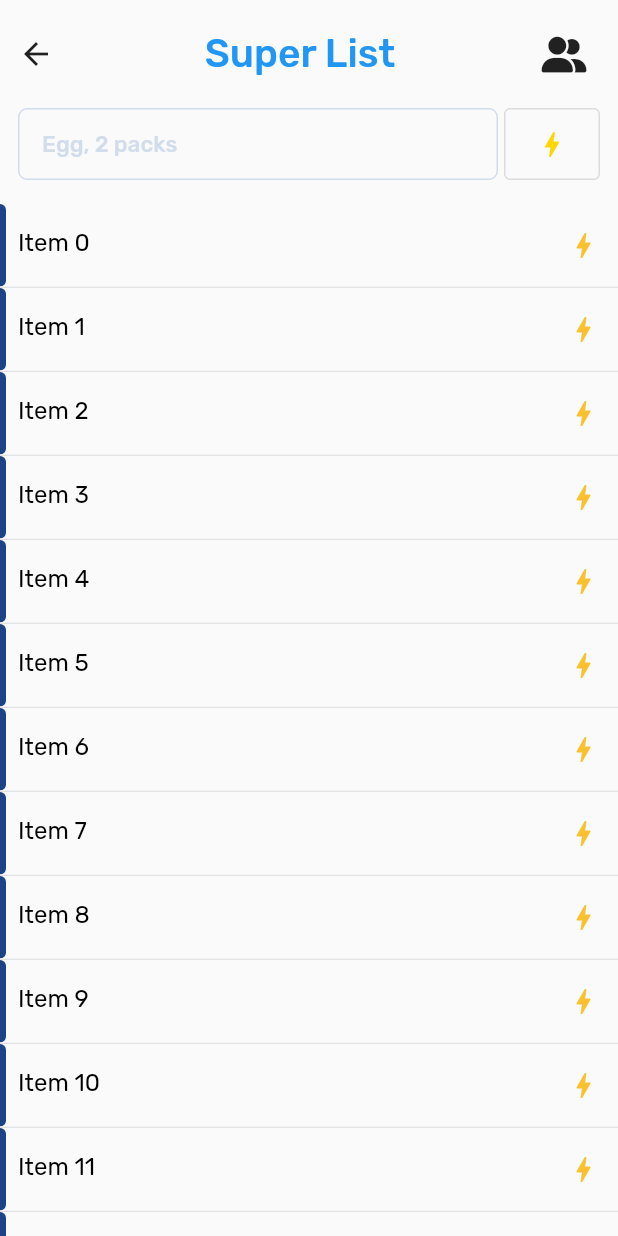
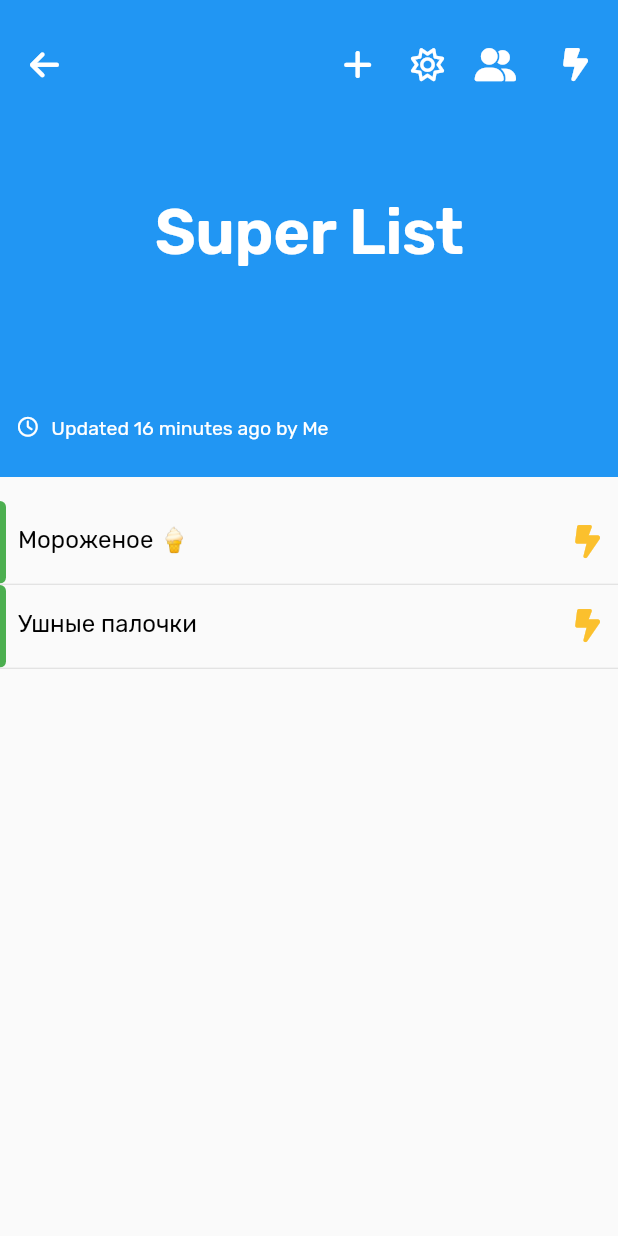
Before and after one commit to muhammadyusuf-kurbonov/buyzer-flutter-app, a Flutter app: the screen it shows after launch, after a tap on "Super List", on a phone screen of 412 x 824 dp. Run offline on Flutter 3.47's test engine with Material 2 defaults, Android fonts, the phone set to English and light mode, and no system bars; our stand-ins replace flutter_slidable, font_awesome_flutter, google_fonts.

Commit message:
items screen is matched with web version

```diff
--- a/lib/header.dart
+++ b/lib/header.dart
@@ -16,7 +16,7 @@ class ListScreenHeader extends StatelessWidget {
         ),
         Text(
           "Lists",
-          style: Theme.of(context).textTheme.headline1,
+          style: Theme.of(context).textTheme.headline5,
         ),
         IconButton(
           onPressed: () {},
--- a/lib/items_screen.dart
+++ b/lib/items_screen.dart
@@ -1,6 +1,5 @@
-import 'dart:math' as math;
-
 import 'package:buyzer/list_item.dart';
+import 'package:buyzer/repository/items_reporitory.dart';
 import 'package:flutter/material.dart';
 import 'package:font_awesome_flutter/font_awesome_flutter.dart';
 
@@ -23,10 +22,11 @@ class ItemsScreenRoute extends StatelessWidget {
 }
 
 class ItemsScreen extends StatefulWidget {
-  const ItemsScreen({Key? key, required this.color, required this.name})
+  ItemsScreen({Key? key, required this.color, required this.name})
       : super(key: key);
   final Color color;
   final String name;
+  final items = ItemsRepository().items;
 
   @override
   State<StatefulWidget> createState() {
@@ -42,80 +42,93 @@ class ItemScreenState extends State<ItemsScreen> {
     return Column(
       crossAxisAlignment: CrossAxisAlignment.stretch,
       children: [
-        Padding(
-          padding: const EdgeInsets.only(right: 12, top: 12, bottom: 12),
-          child: Row(
+        Container(
+          color: widget.color,
+          child: Padding(
+            padding: const EdgeInsets.symmetric(horizontal: 12, vertical: 24),
+            child: Column(
+              children: [
+                Row(
+                  mainAxisAlignment: MainAxisAlignment.spaceBetween,
                   children: [
                     IconButton(
+                      alignment: Alignment.topLeft,
                       onPressed: () {
                         Navigator.pop(context);
                       },
-                icon: const Icon(Icons.arrow_back),
+                      icon: const FaIcon(
+                        FontAwesomeIcons.arrowLeft,
+                        color: Colors.white,
+                        size: 22,
                       ),
-              Expanded(
+                    ),
+                    Row(
+                      children: [
+                        IconButton(
+                          alignment: Alignment.topRight,
+                          onPressed: () {},
+                          icon: const FaIcon(
+                            FontAwesomeIcons.plus,
+                            color: Colors.white,
+                            size: 22,
+                          ),
+                        ),IconButton(
+                          alignment: Alignment.topRight,
+                          onPressed: () {},
+                          icon: const FaIcon(
+                            FontAwesomeIcons.sun,
+                            color: Colors.white,
+                            size: 22,
+                          ),
+                        ),
+                        IconButton(
+                          alignment: Alignment.topRight,
+                          onPressed: () {},
+                          icon: const FaIcon(
+                            FontAwesomeIcons.userGroup,
+                            color: Colors.white,
+                            size: 22,
+                          ),
+                        ),
+                        IconButton(
+                          alignment: Alignment.topRight,
+                          onPressed: () {},
+                          icon: const FaIcon(
+                            FontAwesomeIcons.boltLightning,
+                            color: Colors.white,
+                            size: 22,
+                          ),
+                        ),
+                      ],
+                    )
+                  ],
+                ),
+                Padding(
+                  padding: const EdgeInsets.only(top: 61, bottom: 96),
                   child: Text(
                     widget.name,
-                  style: Theme.of(context)
-                      .textTheme
-                      .headline4
-                      ?.apply(color: widget.color),
+                    style: Theme.of(context).textTheme.displayLarge,
                     textAlign: TextAlign.center,
                   ),
                 ),
-              IconButton(
-                onPressed: () {},
-                icon: const FaIcon(FontAwesomeIcons.userGroup),
-              ),
-            ],
-          ),
-        ),
-        Padding(
-          padding: const EdgeInsets.symmetric(horizontal: 12),
-          child: IntrinsicHeight(
-            child: Row(
-              crossAxisAlignment: CrossAxisAlignment.stretch,
+                Row(
                   children: [
-                Expanded(
-                  child: TextField(
-                    decoration: InputDecoration(
-                        border: OutlineInputBorder(
-                          borderSide: const BorderSide(
-                              color: Color(0xFFd2ddec), width: 1.0),
-                          borderRadius: BorderRadius.circular(6),
-                        ),
-                        focusedBorder: OutlineInputBorder(
-                          borderSide: const BorderSide(
-                              color: Color(0xFFd2ddec), width: 1.0),
-                          borderRadius: BorderRadius.circular(6),
-                        ),
-                        enabledBorder: OutlineInputBorder(
-                          borderSide: const BorderSide(
-                              color: Color(0xFFd2ddec), width: 1.0),
-                          borderRadius: BorderRadius.circular(6),
-                        ),
-                        hintText: 'Egg, 2 packs',
-                        hintStyle: Theme.of(context).textTheme.bodyText1?.apply(
-                              color: const Color(0xFFd2ddec),
-                            ),
-                        contentPadding: const EdgeInsets.symmetric(
-                            horizontal: 16, vertical: 4)),
-                    style: Theme.of(context).textTheme.bodyText1,
-                  ),
+                    const FaIcon(
+                      FontAwesomeIcons.clock,
+                      color: Colors.white,
+                      size: 13,
                     ),
                     const SizedBox(
-                  width: 4,
+                      width: 6,
                     ),
-                OutlinedButton(
-                  onPressed: () {},
-                  style: OutlinedButton.styleFrom(
-                      primary: Colors.black, //change colour here
-                      padding: EdgeInsets.zero,
-                      fixedSize: const Size(28, 28)),
-                  child: Icon(
-                    Icons.bolt_outlined,
-                    color: Colors.yellowAccent[700],
-                    size: 22,
-                  ),
+                    Text(
+                      " Updated 16 minutes ago by Me ",
+                      style: Theme.of(context)
+                          .textTheme
+                          .caption
+                          ?.copyWith(color: Colors.white),
+                    )
+                  ],
                 )
               ],
             ),
@@ -127,7 +140,9 @@ class ItemScreenState extends State<ItemsScreen> {
         Expanded(
           child: ListView.builder(
             padding: EdgeInsets.zero,
+            itemCount: widget.items.length,
             itemBuilder: (context, index) {
+              final item = widget.items[index];
               return Column(
                 children: [
                   Row(
@@ -135,16 +150,14 @@ class ItemScreenState extends State<ItemsScreen> {
                     children: [
                       Expanded(
                         child: ListItem(
-                          name: "Item $index",
-                          color: Color((math.Random().nextDouble() * 0xFFFFFF)
-                                  .toInt())
-                              .withOpacity(1.0),
+                          name: item.name,
+                          color: item.color,
                         ),
                       ),
                       Padding(
                         padding: const EdgeInsets.symmetric(horizontal: 12),
-                        child: Icon(
-                          Icons.bolt_outlined,
+                        child: FaIcon(
+                          FontAwesomeIcons.boltLightning,
                           color: Colors.yellow[700],
                           size: 22,
                         ),
--- a/lib/main.dart
+++ b/lib/main.dart
@@ -4,6 +4,7 @@ import 'package:google_fonts/google_fonts.dart';
 
 void main() {
   runApp(MaterialApp(
+    debugShowCheckedModeBanner: false,
     theme: ThemeData(
       fontFamily: GoogleFonts.rubik().fontFamily,
       textTheme: TextTheme(
@@ -21,12 +22,25 @@ void main() {
           color: Colors.black,
           fontSize: 15,
         ),
-        headline1: GoogleFonts.rubik(
+        headline5: GoogleFonts.rubik(
             color: Colors.black,
             fontWeight: FontWeight.w500,
             letterSpacing: -0.32,
             height: 1.1,
-            fontSize: 24),
+            fontSize: 24
+        ),
+        headline1: GoogleFonts.rubik(
+          color: Colors.white,
+          fontWeight: FontWeight.w600,
+          fontSize: 42,
+          letterSpacing: -0.32,
+          height: 1.1,
+        ),
+        caption: GoogleFonts.rubik(
+          fontWeight: FontWeight.w400,
+          fontSize: 13,
+          height: 1.5
+        )
       ),
     ),
     home: Scaffold(
--- /dev/null
+++ b/lib/repository/items_reporitory.dart
@@ -0,0 +1,15 @@
+import 'package:buyzer/repository/model/buy_item.dart';
+import 'package:flutter/material.dart';
+
+class ItemsRepository {
+  final List<BuyItem> items = List.empty(growable: true);
+
+  void generateFakeData() {
+    items.add(BuyItem("Мороженое 🍦", Colors.green));
+    items.add(BuyItem("Ушные палочки", Colors.green));
+  }
+
+  ItemsRepository() {
+    generateFakeData();
+  }
+}
--- /dev/null
+++ b/lib/repository/model/buy_item.dart
@@ -0,0 +1,8 @@
+import 'package:flutter/material.dart';
+
+class BuyItem{
+  final String name;
+  final Color color;
+
+  BuyItem(this.name, this.color);
+}
```
Lines whose indentation alone changed are shown as unchanged.
